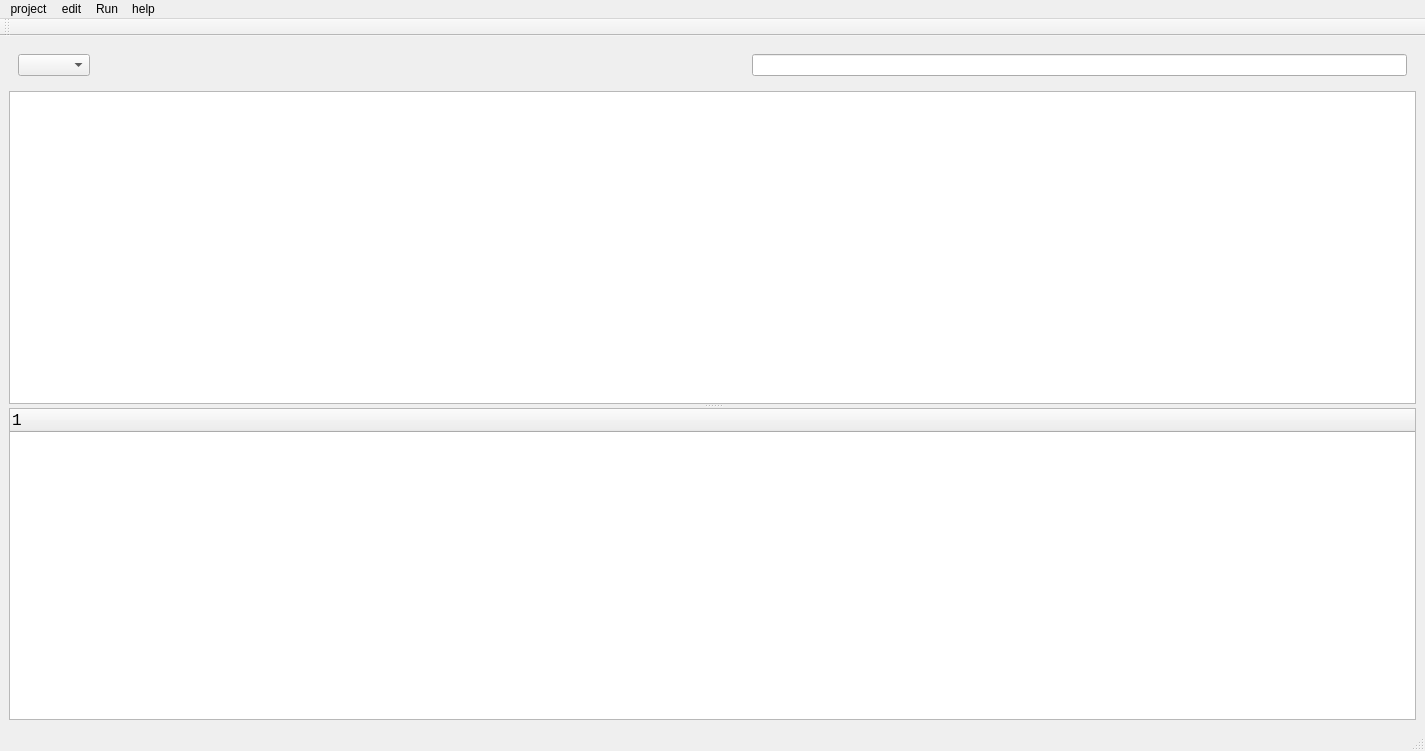
This is Network-capture-main/code/mainwindow.ui in TheLazyWater/NetWork_Course_Design as Qt 5 draws it before an edit. The edited form follows.
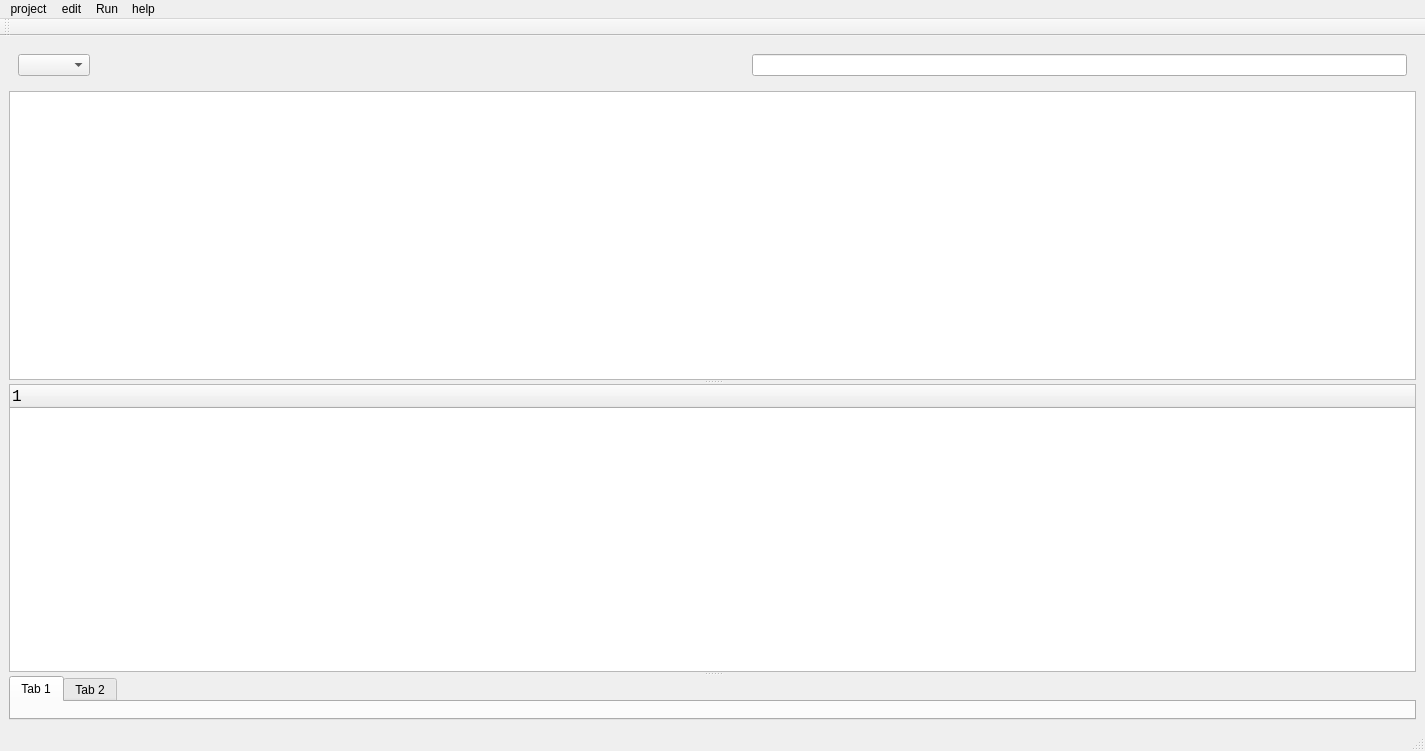
This is the edited form. Icons and pictures are not drawn. Custom widgets are drawn as their Qt base class.

```diff
--- a/Network-capture-main/code/mainwindow.ui
+++ b/Network-capture-main/code/mainwindow.ui
@@ -110,6 +110,21 @@
         </property>
        </column>
       </widget>
+      <widget class="TrafficAnalyzer" name="trafficAnalyzerPlaceholder">
+       <property name="currentIndex">
+        <number>0</number>
+       </property>
+       <widget class="QWidget" name="tab_3">
+        <attribute name="title">
+         <string>Tab 1</string>
+        </attribute>
+       </widget>
+       <widget class="QWidget" name="tab_4">
+        <attribute name="title">
+         <string>Tab 2</string>
+        </attribute>
+       </widget>
+      </widget>
      </widget>
     </item>
    </layout>
@@ -221,6 +236,14 @@
    </property>
   </action>
  </widget>
+ <customwidgets>
+  <customwidget>
+   <class>TrafficAnalyzer</class>
+   <extends>QTabWidget</extends>
+   <header location="global">1.h</header>
+   <container>1</container>
+  </customwidget>
+ </customwidgets>
  <resources>
   <include location="src.qrc"/>
  </resources>
```
